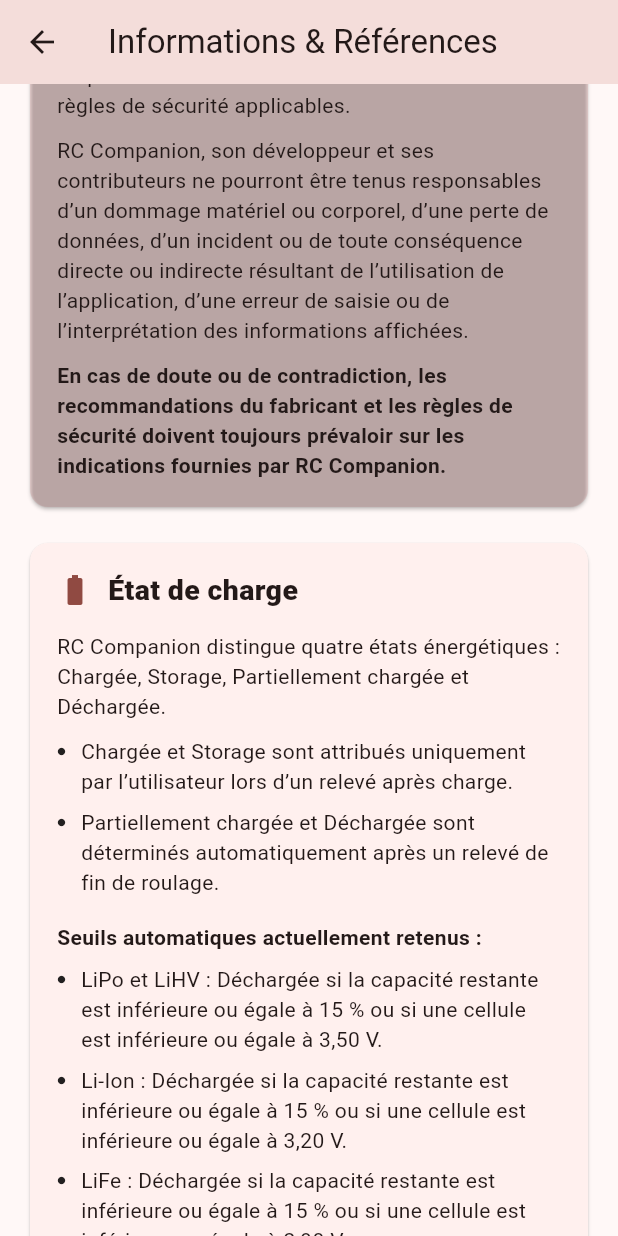
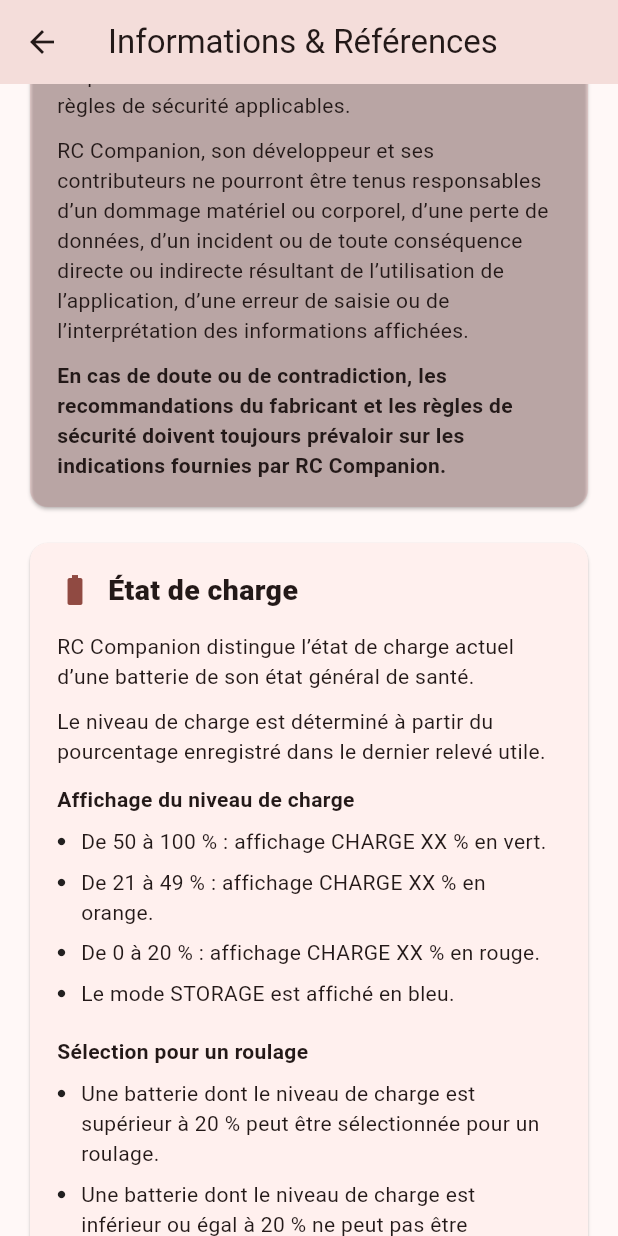
Before and after one commit to ClemClem-RC69/rc_companion, a Flutter app: the InfoPage screen opened directly, scrolled down 576 dp, on a phone screen of 412 x 824 dp. Run offline on Flutter 3.47's test engine with Material 3 defaults, Android fonts, the phone set to English and light mode, and no system bars; our stand-ins replace file_picker, image_picker, pdf, printing, qr_flutter, supabase_flutter; missing offline and left inert: mobile_scanner, pdfrx; accounts and stored records are empty; statements that could not run were skipped; project files that could hold a hidden picture were left out.

Commit message:
Mise à jour Informations et Références batterie

```diff
--- a/lib/features/info/info_page.dart
+++ b/lib/features/info/info_page.dart
@@ -4,17 +4,15 @@
   const InfoPage({super.key});
 
   static const String appVersion = 'V1.0';
-  static const String batteryHealthVersion = 'V1.1';
+  static const String batteryHealthVersion = 'V1.2';
   static const String batteryCompatibilityVersion = 'V1.0';
-  static const String batteryChargeStateVersion = 'V1.0';
+  static const String batteryChargeStateVersion = 'V1.1';
   static const String lastUpdate = 'Juillet 2026';
 
   @override
   Widget build(BuildContext context) {
     return Scaffold(
-      appBar: AppBar(
-        title: const Text('Informations & Références'),
-      ),
+      appBar: AppBar(title: const Text('Informations & Références')),
       body: ListView(
         padding: const EdgeInsets.fromLTRB(16, 16, 16, 32),
         children: [
@@ -28,48 +26,48 @@
             title: 'État de charge',
             children: const [
               Text(
-                'RC Companion distingue quatre états énergétiques : '
-                'Chargée, Storage, Partiellement chargée et Déchargée.',
-              ),
-              SizedBox(height: 10),
-              _InfoBullet(
-                'Chargée et Storage sont attribués uniquement par '
-                'l’utilisateur lors d’un relevé après charge.',
-              ),
-              _InfoBullet(
-                'Partiellement chargée et Déchargée sont déterminés '
-                'automatiquement après un relevé de fin de roulage.',
+                'RC Companion distingue l’état de charge actuel d’une '
+                'batterie de son état général de santé.',
               ),
               SizedBox(height: 10),
               Text(
-                'Seuils automatiques actuellement retenus :',
+                'Le niveau de charge est déterminé à partir du pourcentage '
+                'enregistré dans le dernier relevé utile.',
+              ),
+              SizedBox(height: 12),
+              Text(
+                'Affichage du niveau de charge',
+                style: TextStyle(fontWeight: FontWeight.w700),
+              ),
+              SizedBox(height: 8),
+              _InfoBullet('De 50 à 100 % : affichage CHARGE XX % en vert.'),
+              _InfoBullet('De 21 à 49 % : affichage CHARGE XX % en orange.'),
+              _InfoBullet('De 0 à 20 % : affichage CHARGE XX % en rouge.'),
+              _InfoBullet('Le mode STORAGE est affiché en bleu.'),
+              SizedBox(height: 12),
+              Text(
+                'Sélection pour un roulage',
                 style: TextStyle(fontWeight: FontWeight.w700),
               ),
               SizedBox(height: 8),
               _InfoBullet(
-                'LiPo et LiHV : Déchargée si la capacité restante est '
-                'inférieure ou égale à 15 % ou si une cellule est '
-                'inférieure ou égale à 3,50 V.',
+                'Une batterie dont le niveau de charge est supérieur à '
+                '20 % peut être sélectionnée pour un roulage.',
               ),
               _InfoBullet(
-                'Li-Ion : Déchargée si la capacité restante est '
-                'inférieure ou égale à 15 % ou si une cellule est '
-                'inférieure ou égale à 3,20 V.',
+                'Une batterie dont le niveau de charge est inférieur ou '
+                'égal à 20 % ne peut pas être sélectionnée.',
               ),
               _InfoBullet(
-                'LiFe : Déchargée si la capacité restante est '
-                'inférieure ou égale à 15 % ou si une cellule est '
-                'inférieure ou égale à 2,90 V.',
+                'Une batterie en mode STORAGE reste sélectionnable. '
+                'L’utilisateur doit toutefois vérifier que son niveau de '
+                'charge convient à l’utilisation prévue.',
               ),
-              _InfoBullet(
-                'NiMH et NiCd : Déchargée si la capacité restante est '
-                'inférieure ou égale à 15 %.',
-              ),
-              SizedBox(height: 10),
+              SizedBox(height: 12),
               Text(
-                'Une batterie Storage ou Déchargée n’est pas proposée '
-                'pour un roulage. Une batterie Chargée ou Partiellement '
-                'chargée reste sélectionnable.',
+                'Le niveau de charge affiché dépend des valeurs saisies '
+                'dans les relevés. Une saisie incorrecte peut donc produire '
+                'un état de charge erroné.',
               ),
               SizedBox(height: 12),
               _VersionLine(
@@ -85,45 +83,146 @@
             title: 'Santé batterie',
             children: const [
               Text(
-                'La santé est évaluée uniquement à partir du dernier '
-                'relevé après charge et du relevé de référence. Les relevés '
-                'de fin de roulage ne sont pas utilisés pour ce diagnostic.',
+                'RC Companion distingue l’état de charge d’une batterie '
+                'de sa santé.',
+              ),
+              SizedBox(height: 10),
+              Text(
+                'La santé est une estimation de l’état général de la '
+                'batterie au fil du temps. Une batterie peut être '
+                'faiblement chargée mais en bonne santé, ou inversement.',
               ),
               SizedBox(height: 12),
               Text(
-                'Équilibrage des tensions',
+                'Données utilisées',
                 style: TextStyle(fontWeight: FontWeight.w700),
               ),
-              _InfoBullet('Écart ≤ 0,02 V : Excellent.'),
-              _InfoBullet('Écart de 0,021 à 0,05 V : Correct.'),
-              _InfoBullet('Écart de 0,051 à 0,10 V : À surveiller.'),
-              _InfoBullet('Écart > 0,10 V : Mauvais.'),
+              SizedBox(height: 8),
+              _InfoBullet(
+                'La mesure de référence sert de base de comparaison.',
+              ),
+              _InfoBullet(
+                'Seuls les relevés effectués après charge sont utilisés '
+                'dans l’historique de santé.',
+              ),
+              _InfoBullet(
+                'Les relevés de fin de roulage ne sont pas utilisés pour '
+                'déterminer la santé de la batterie.',
+              ),
+              SizedBox(height: 12),
+              Text(
+                'Critères analysés',
+                style: TextStyle(fontWeight: FontWeight.w700),
+              ),
+              SizedBox(height: 8),
+              _InfoBullet(
+                'Évolution de la résistance interne moyenne par rapport '
+                'à la mesure de référence.',
+              ),
+              _InfoBullet(
+                'Écart de tension entre la cellule la plus haute et la '
+                'cellule la plus basse.',
+              ),
+              _InfoBullet('Écart de résistance interne entre les cellules.'),
+              _InfoBullet('Évolution historique des relevés après charge.'),
+              _InfoBullet(
+                'Tendance observée sur les trois derniers relevés après '
+                'charge lorsqu’ils sont disponibles.',
+              ),
+              SizedBox(height: 12),
+              Text(
+                'Seuils actuellement utilisés',
+                style: TextStyle(fontWeight: FontWeight.w700),
+              ),
+              SizedBox(height: 8),
+              _InfoBullet(
+                'Écart de tension supérieur à 0,050 V : indicateur à '
+                'surveiller.',
+              ),
+              _InfoBullet(
+                'Écart de tension supérieur à 0,100 V : indicateur '
+                'critique.',
+              ),
+              _InfoBullet(
+                'Écart de résistance interne supérieur à 5 mΩ : '
+                'indicateur à surveiller.',
+              ),
+              _InfoBullet(
+                'Écart de résistance interne supérieur à 10 mΩ : '
+                'indicateur critique.',
+              ),
+              _InfoBullet(
+                'Hausse de la résistance interne moyenne supérieure à '
+                '25 % par rapport à la référence : indicateur à surveiller.',
+              ),
+              _InfoBullet(
+                'Hausse supérieure à 100 % par rapport à la référence : '
+                'indicateur critique.',
+              ),
+              _InfoBullet(
+                'Une hausse régulière supérieure à 15 % entre le premier '
+                'et le dernier des trois relevés récents est considérée '
+                'comme une tendance défavorable.',
+              ),
+              SizedBox(height: 12),
+              Text(
+                'Niveaux de santé',
+                style: TextStyle(fontWeight: FontWeight.w700),
+              ),
+              SizedBox(height: 8),
+              _InfoBullet(
+                'Bonne : les valeurs restent cohérentes et aucune '
+                'dégradation significative n’est détectée.',
+              ),
+              _InfoBullet(
+                'À surveiller : au moins un indicateur de dégradation ou '
+                'une tendance défavorable est détecté.',
+              ),
+              _InfoBullet(
+                'HS : un indicateur critique est présent sur le dernier '
+                'relevé ou une dégradation critique est confirmée sur '
+                'plusieurs relevés récents.',
+              ),
+              _InfoBullet(
+                'Non évaluée : aucune mesure de référence exploitable ou '
+                'aucun relevé après charge exploitable n’est disponible.',
+              ),
+              SizedBox(height: 12),
+              Text(
+                'Limites du calcul',
+                style: TextStyle(fontWeight: FontWeight.w700),
+              ),
+              SizedBox(height: 8),
+              _InfoBullet(
+                'La santé affichée dépend directement de la qualité, de '
+                'la précision et de la régularité des mesures saisies.',
+              ),
+              _InfoBullet(
+                'Le résultat constitue une aide au suivi et non une '
+                'expertise technique.',
+              ),
+              _InfoBullet(
+                'Une batterie classée Bonne peut néanmoins présenter un '
+                'défaut non détecté par les données enregistrées.',
+              ),
+              SizedBox(height: 12),
+              Text(
+                'Avertissement',
+                style: TextStyle(fontWeight: FontWeight.w700),
+              ),
+              SizedBox(height: 8),
+              Text(
+                'RC Companion fournit une aide à la décision destinée au '
+                'suivi des batteries. Les calculs, recommandations et '
+                'niveaux de santé affichés ne constituent ni une '
+                'certification, ni une garantie de sécurité ou de bon '
+                'fonctionnement.',
+              ),
               SizedBox(height: 10),
               Text(
-                'Homogénéité des résistances internes',
-                style: TextStyle(fontWeight: FontWeight.w700),
-              ),
-              _InfoBullet('Écart ≤ 3 mΩ : Excellent.'),
-              _InfoBullet('Écart de 3,01 à 5 mΩ : Correct.'),
-              _InfoBullet('Écart de 5,01 à 10 mΩ : À surveiller.'),
-              _InfoBullet('Écart > 10 mΩ : Mauvais.'),
-              SizedBox(height: 10),
-              Text(
-                'Évolution depuis le relevé de référence',
-                style: TextStyle(fontWeight: FontWeight.w700),
-              ),
-              _InfoBullet('Hausse ≤ 25 % : Normale.'),
-              _InfoBullet('Hausse de 25,01 à 50 % : À surveiller.'),
-              _InfoBullet(
-                'Hausse de 50,01 à 100 % : Dégradation importante.',
-              ),
-              _InfoBullet('Hausse > 100 % : Très forte dégradation.'),
-              SizedBox(height: 10),
-              Text(
-                'Le diagnostic final est factuel : Bonne, À surveiller, '
-                'Fatiguée ou À remplacer. RC Companion affiche les valeurs '
-                'mesurées et les motifs ayant conduit à ce diagnostic, sans '
-                'attribuer de score artificiel.',
+                'L’utilisateur demeure seul responsable de la vérification, '
+                'de la charge, du stockage, de l’utilisation et de la mise '
+                'au rebut de ses batteries.',
               ),
               SizedBox(height: 12),
               _VersionLine(
@@ -175,8 +274,9 @@
               ),
               SizedBox(height: 10),
               Text(
-                'Cette page sera mise à jour à chaque ajout ou modification '
-                'd’un calcul, d’un seuil ou d’une règle de compatibilité.',
+                'Cette page est mise à jour lors de l’ajout ou de la '
+                'modification d’un calcul, d’un seuil ou d’une règle de '
+                'compatibilité.',
               ),
             ],
           ),
@@ -199,10 +299,7 @@
             const SizedBox(height: 10),
             const Text(
               'RC Companion',
-              style: TextStyle(
-                fontSize: 24,
-                fontWeight: FontWeight.w800,
-              ),
+              style: TextStyle(fontSize: 24, fontWeight: FontWeight.w800),
             ),
             const SizedBox(height: 8),
             const _VersionLine(
@@ -346,10 +443,7 @@
 }
 
 class _VersionLine extends StatelessWidget {
-  const _VersionLine({
-    required this.label,
-    required this.value,
-  });
+  const _VersionLine({required this.label, required this.value});
 
   final String label;
   final String value;
@@ -362,10 +456,7 @@
         children: [
           Expanded(child: Text(label)),
           const SizedBox(width: 12),
-          Text(
-            value,
-            style: const TextStyle(fontWeight: FontWeight.w700),
-          ),
+          Text(value, style: const TextStyle(fontWeight: FontWeight.w700)),
         ],
       ),
     );
```
